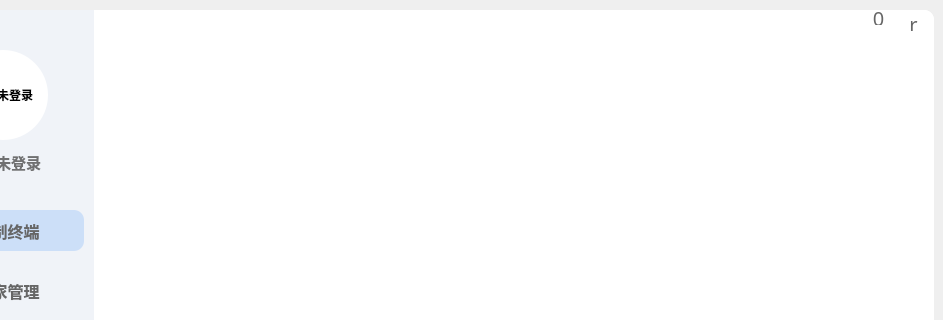
First picture: the form in CSPBot2.0/ResourceFile/cspbot20.ui, repository CSPDevTeam/CSPBot2.0, before the edit; both pictures show x 97 to 1040 and y 0 to 320 of the 1040 by 661 pixel window.
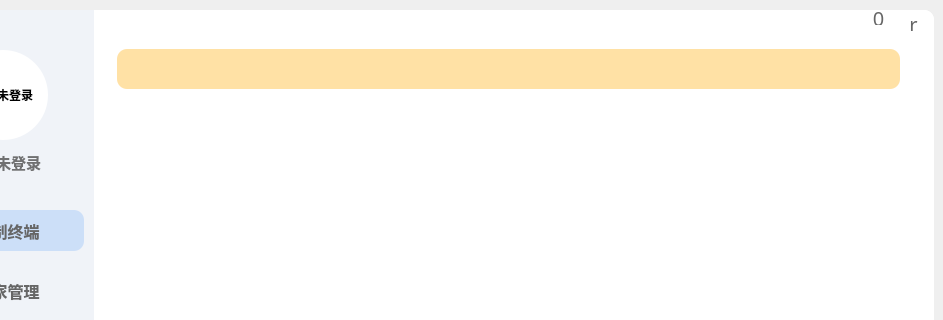
Second picture: the form after the edit. The open tabs and pages were chosen to show the change. Icons and pictures are not drawn.

Commit message: add plugin system

The edit to the form file:
```diff
--- a/CSPBot2.0/ResourceFile/cspbot20.ui
+++ b/CSPBot2.0/ResourceFile/cspbot20.ui
@@ -869,13 +869,13 @@
      <zorder>regularNew</zorder>
     </widget>
     <widget class="QWidget" name="Plugin">
-     <widget class="QListView" name="pluginAdmin">
+     <widget class="QTableView" name="pluginAdmin">
       <property name="geometry">
        <rect>
         <x>10</x>
         <y>5</y>
         <width>791</width>
-        <height>591</height>
+        <height>581</height>
        </rect>
       </property>
       <property name="font">
```
Left out of the diff: 2 changed lines with no effect on the pictures. The commit also changes 183 other files.
